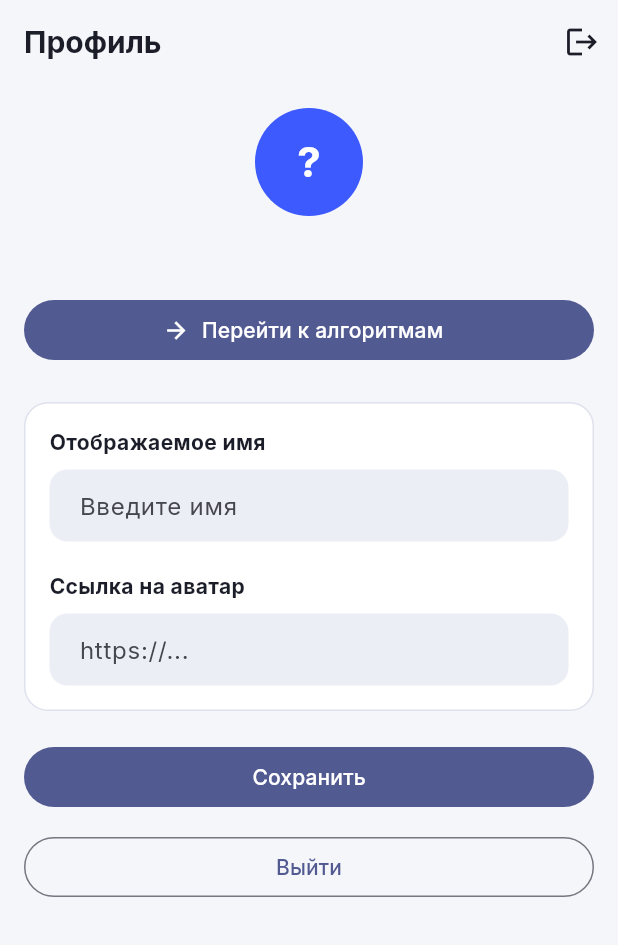
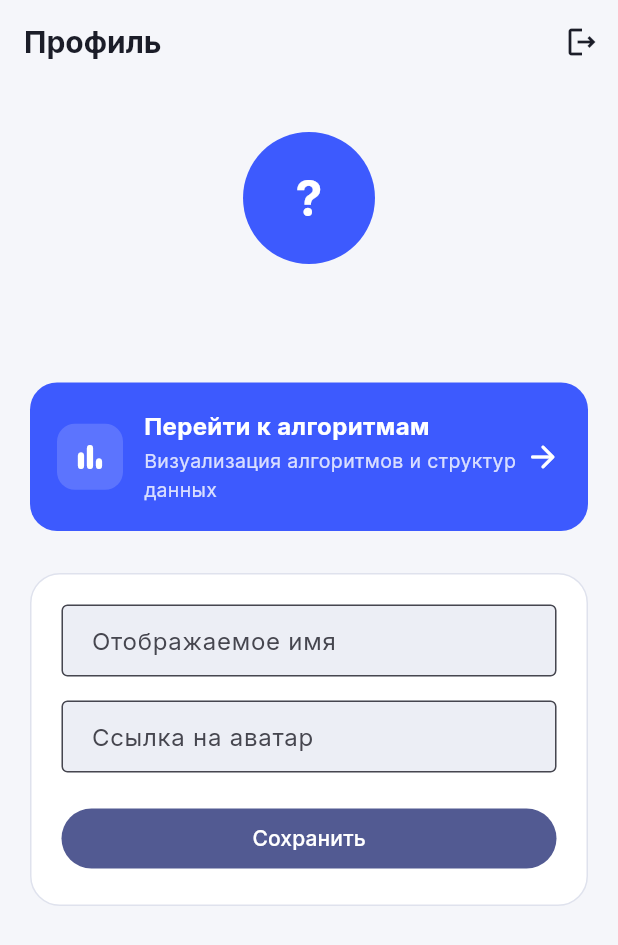
Before and after one commit to NeystKirill/Algo_App, a Flutter app: the screen it shows once a user with an empty profile is signed in, on a phone screen of 412 x 824 dp. Shown: the top 945 px of the screen. Run offline on Flutter 3.47's test engine with Material 3 defaults, Android fonts, the phone set to English and light mode, and no system bars; our stand-ins replace flutter_highlight, flutter_riverpod, go_router, google_fonts, shared_preferences, supabase_flutter and 2 more; missing offline and left inert: dart:js_interop, dart:ui_web; accounts and stored records are empty; network calls fail.

Commit message:
Redesign profile screen
Replace the bare list-of-fields layout with a cohesive card-based
design that matches the login/register visual language: a centered
identity header (avatar now renders the saved avatar URL, falling
back to initials), a prominent primary-colored "continue to app"
card, and an editable-fields card using the same AuthTextField
styling as auth. Drops the duplicate sign-out button (kept only the
AppBar action) and replaces the bare error text with a proper banner.

Co-Authored-By: Claude Sonnet 5 <noreply@anthropic.com>

```diff
--- a/lib/features/auth/profile_screen.dart
+++ b/lib/features/auth/profile_screen.dart
@@ -5,6 +5,7 @@ import 'package:go_router/go_router.dart';
 import '../../app/theme/app_colors.dart';
 import 'auth_provider.dart';
 import 'profile_repository.dart';
+import 'widgets/auth_text_field.dart';
 
 /// Shows the signed-in user's profile: display name, avatar URL and a
 /// sign-out action. The router is expected to keep unauthenticated users
@@ -117,91 +118,99 @@ class _ProfileBodyState extends ConsumerState<_ProfileBody> {
   @override
   Widget build(BuildContext context) {
     final colors = context.colors;
+    final displayName = _displayNameController.text.trim();
+    final avatarUrl = _avatarUrlController.text.trim();
 
     return Scaffold(
+      backgroundColor: colors.background,
       appBar: AppBar(
         title: const Text('Профиль'),
         actions: [
           IconButton(
             tooltip: 'Выйти',
-            icon: const Icon(Icons.logout),
+            icon: const Icon(Icons.logout_outlined),
             onPressed: () => ref.read(authProvider.notifier).signOut(),
           ),
         ],
       ),
       body: _isLoading
           ? const Center(child: CircularProgressIndicator())
-          : ListView(
-              padding: const EdgeInsets.all(16),
+          : SafeArea(
+              child: SingleChildScrollView(
+                padding: const EdgeInsets.symmetric(horizontal: 20, vertical: 32),
+                child: Center(
+                  child: ConstrainedBox(
+                    constraints: const BoxConstraints(maxWidth: 520),
+                    child: Column(
+                      crossAxisAlignment: CrossAxisAlignment.stretch,
                       children: [
                         Center(
-                  child: Column(
-                    children: [
-                      CircleAvatar(
-                        radius: 36,
+                          child: CircleAvatar(
+                            radius: 44,
                             backgroundColor: colors.primary,
-                        child: Text(
+                            backgroundImage: avatarUrl.isNotEmpty ? NetworkImage(avatarUrl) : null,
+                            onBackgroundImageError: avatarUrl.isNotEmpty ? (_, _) {} : null,
+                            child: avatarUrl.isNotEmpty
+                                ? null
+                                : Text(
                                     _initials,
                                     style: TextStyle(
                                       color: colors.onPrimary,
-                            fontSize: 28,
+                                      fontSize: 32,
                                       fontWeight: FontWeight.w700,
                                     ),
                                   ),
                           ),
-                      if (widget.email != null) ...[
-                        const SizedBox(height: 12),
-                        Text(
+                        ),
+                        const SizedBox(height: 16),
+                        Center(
+                          child: Text(
+                            displayName.isNotEmpty ? displayName : (widget.email ?? ''),
+                            textAlign: TextAlign.center,
+                            style: TextStyle(
+                              color: colors.textPrimary,
+                              fontSize: 22,
+                              fontWeight: FontWeight.w700,
+                            ),
+                          ),
+                        ),
+                        if (displayName.isNotEmpty && widget.email != null) ...[
+                          const SizedBox(height: 4),
+                          Center(
+                            child: Text(
                               widget.email!,
                               style: TextStyle(color: colors.textSecondary, fontSize: 14),
                             ),
+                          ),
                         ],
+                        const SizedBox(height: 32),
+                        _ContinueToAppCard(onTap: () => context.go('/')),
+                        if (_error != null) ...[
+                          const SizedBox(height: 16),
+                          _ErrorBanner(message: _error!),
                         ],
-                  ),
-                ),
-                const SizedBox(height: 20),
-                FilledButton.icon(
-                  onPressed: () => context.go('/'),
-                  icon: const Icon(Icons.arrow_forward),
-                  label: const Text('Перейти к алгоритмам'),
-                ),
-                const SizedBox(height: 24),
-                if (_error != null) ...[
-                  Text(_error!, style: TextStyle(color: colors.error)),
-                  const SizedBox(height: 16),
-                ],
+                        const SizedBox(height: 28),
                         Container(
-                  padding: const EdgeInsets.all(16),
+                          padding: const EdgeInsets.all(20),
                           decoration: BoxDecoration(
                             color: colors.surface,
                             border: Border.all(color: colors.border),
-                    borderRadius: BorderRadius.circular(16),
+                            borderRadius: BorderRadius.circular(20),
                           ),
                           child: Column(
-                    crossAxisAlignment: CrossAxisAlignment.start,
+                            crossAxisAlignment: CrossAxisAlignment.stretch,
                             children: [
-                      Text(
-                        'Отображаемое имя',
-                        style: TextStyle(fontWeight: FontWeight.w700, color: colors.textPrimary),
-                      ),
-                      const SizedBox(height: 8),
-                      TextField(
+                              AuthTextField(
+                                label: 'Отображаемое имя',
                                 controller: _displayNameController,
                                 onChanged: (_) => setState(() {}),
-                        decoration: const InputDecoration(hintText: 'Введите имя'),
                               ),
-                      const SizedBox(height: 20),
-                      Text(
-                        'Ссылка на аватар',
-                        style: TextStyle(fontWeight: FontWeight.w700, color: colors.textPrimary),
-                      ),
-                      const SizedBox(height: 8),
-                      TextField(
+                              const SizedBox(height: 16),
+                              AuthTextField(
+                                label: 'Ссылка на аватар',
                                 controller: _avatarUrlController,
-                        decoration: const InputDecoration(hintText: 'https://...'),
-                      ),
-                    ],
-                  ),
+                                keyboardType: TextInputType.url,
+                                onChanged: (_) => setState(() {}),
                               ),
                               const SizedBox(height: 20),
                               FilledButton(
@@ -214,10 +223,105 @@ class _ProfileBodyState extends ConsumerState<_ProfileBody> {
                                       )
                                     : const Text('Сохранить'),
                               ),
-                const SizedBox(height: 12),
-                OutlinedButton(
-                  onPressed: () => ref.read(authProvider.notifier).signOut(),
-                  child: const Text('Выйти'),
+                            ],
+                          ),
+                        ),
+                      ],
+                    ),
+                  ),
+                ),
+              ),
+            ),
+    );
+  }
+}
+
+/// Prominent next-step action after landing on the profile screen — reads
+/// as a continuation of the auth flow (sign up/in → profile → the app)
+/// rather than just another list item, since it's the single most likely
+/// action a freshly-signed-in visitor wants to take.
+class _ContinueToAppCard extends StatelessWidget {
+  const _ContinueToAppCard({required this.onTap});
+
+  final VoidCallback onTap;
+
+  @override
+  Widget build(BuildContext context) {
+    final colors = context.colors;
+    return Material(
+      color: colors.primary,
+      borderRadius: BorderRadius.circular(18),
+      child: InkWell(
+        onTap: onTap,
+        borderRadius: BorderRadius.circular(18),
+        child: Padding(
+          padding: const EdgeInsets.all(18),
+          child: Row(
+            children: [
+              Container(
+                width: 44,
+                height: 44,
+                decoration: BoxDecoration(
+                  color: colors.onPrimary.withValues(alpha: 0.16),
+                  borderRadius: BorderRadius.circular(12),
+                ),
+                alignment: Alignment.center,
+                child: Icon(Icons.bar_chart_rounded, color: colors.onPrimary),
+              ),
+              const SizedBox(width: 14),
+              Expanded(
+                child: Column(
+                  crossAxisAlignment: CrossAxisAlignment.start,
+                  children: [
+                    Text(
+                      'Перейти к алгоритмам',
+                      style: TextStyle(
+                        color: colors.onPrimary,
+                        fontSize: 16,
+                        fontWeight: FontWeight.w700,
+                      ),
+                    ),
+                    const SizedBox(height: 2),
+                    Text(
+                      'Визуализация алгоритмов и структур данных',
+                      style: TextStyle(
+                        color: colors.onPrimary.withValues(alpha: 0.8),
+                        fontSize: 13,
+                      ),
+                    ),
+                  ],
+                ),
+              ),
+              Icon(Icons.arrow_forward_rounded, color: colors.onPrimary),
+            ],
+          ),
+        ),
+      ),
+    );
+  }
+}
+
+class _ErrorBanner extends StatelessWidget {
+  const _ErrorBanner({required this.message});
+
+  final String message;
+
+  @override
+  Widget build(BuildContext context) {
+    final colors = context.colors;
+    return Container(
+      padding: const EdgeInsets.all(14),
+      decoration: BoxDecoration(
+        color: colors.error.withValues(alpha: 0.12),
+        borderRadius: BorderRadius.circular(14),
+      ),
+      child: Row(
+        crossAxisAlignment: CrossAxisAlignment.start,
+        children: [
+          Icon(Icons.error_outline, color: colors.error, size: 20),
+          const SizedBox(width: 10),
+          Expanded(
+            child: Text(message, style: TextStyle(color: colors.error, fontSize: 13)),
           ),
         ],
       ),
```
Lines whose indentation alone changed are shown as unchanged.
